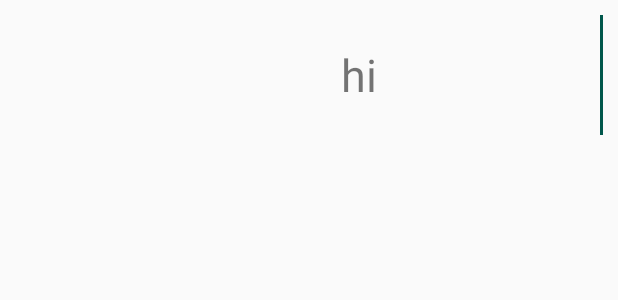
After one commit to call-me-bk/RAM-Optimization-Demo, an Android app: the layout listitem.xml on its own in the app's theme, with its tools: preview values and no code run, on a phone screen of 412 x 824 dp. The commit adds this screen. Shown: the top 300 px of the screen. Run offline under Robolectric (Android 15) with nearby library versions, the phone set to English and light mode, and no system bars.

Commit message:
Completed Code

```diff
--- a/app/build.gradle
+++ b/app/build.gradle
@@ -26,4 +26,5 @@ dependencies {
     testImplementation 'junit:junit:4.12'
     androidTestImplementation 'androidx.test:runner:1.1.1'
     androidTestImplementation 'androidx.test.espresso:espresso-core:3.1.1'
+    implementation 'androidx.recyclerview:recyclerview:1.0.0'
 }
--- a/app/src/main/AndroidManifest.xml
+++ b/app/src/main/AndroidManifest.xml
@@ -16,6 +16,8 @@
                 <category android:name="android.intent.category.LAUNCHER" />
             </intent-filter>
         </activity>
+        <activity android:name=".ListViewActivity" />
+        <activity android:name=".RecyclerViewActivity" />
     </application>
 
 </manifest>
--- /dev/null
+++ b/app/src/main/res/layout/listitem.xml
@@ -0,0 +1,36 @@
+<?xml version="1.0" encoding="utf-8"?>
+<LinearLayout xmlns:android="http://schemas.android.com/apk/res/android"
+    android:layout_width="match_parent"
+    android:layout_height="wrap_content"
+    android:orientation="vertical">
+
+    <LinearLayout
+        android:layout_width="match_parent"
+        android:layout_height="wrap_content"
+        android:orientation="horizontal">
+
+        <ImageView
+            android:id="@+id/list_imgview"
+            android:layout_width="200dp"
+            android:layout_height="100dp"
+            android:layout_weight="1" />
+
+        <TextView
+            android:id="@+id/list_txt"
+            android:layout_width="match_parent"
+            android:layout_height="wrap_content"
+            android:layout_gravity="center_vertical"
+            android:layout_weight="1"
+            android:text="hi"
+            android:textAlignment="center"
+            android:textSize="30sp" />
+
+        <View
+            android:layout_width="2dp"
+            android:layout_height="match_parent"
+            android:layout_margin="10dp"
+            android:background="@color/colorPrimaryDark" />
+
+
+    </LinearLayout>
+</LinearLayout>
```
Also changed, not shown: app/src/main/java/oncreate/apps/ramoptimizationdemo/Adapters/customListViewAdapter.java (added, +42 -0 lines), app/src/main/java/oncreate/apps/ramoptimizationdemo/Adapters/customRecyclerViewAdapter.java (added, +57 -0 lines), app/src/main/java/oncreate/apps/ramoptimizationdemo/ListViewActivity.java (added, +43 -0 lines), app/src/main/java/oncreate/apps/ramoptimizationdemo/MainActivity.java (+7 -4 lines), app/src/main/java/oncreate/apps/ramoptimizationdemo/RecyclerViewActivity.java (added, +53 -0 lines), app/src/main/res/layout/activity_main.xml (+13 -4 lines), app/src/main/res/layout/listviewlayout.xml (added, +11 -0 lines), app/src/main/res/layout/recyclerviewlayout.xml (added, +11 -0 lines), app/src/main/res/values/strings.xml (+16 -0 lines).
